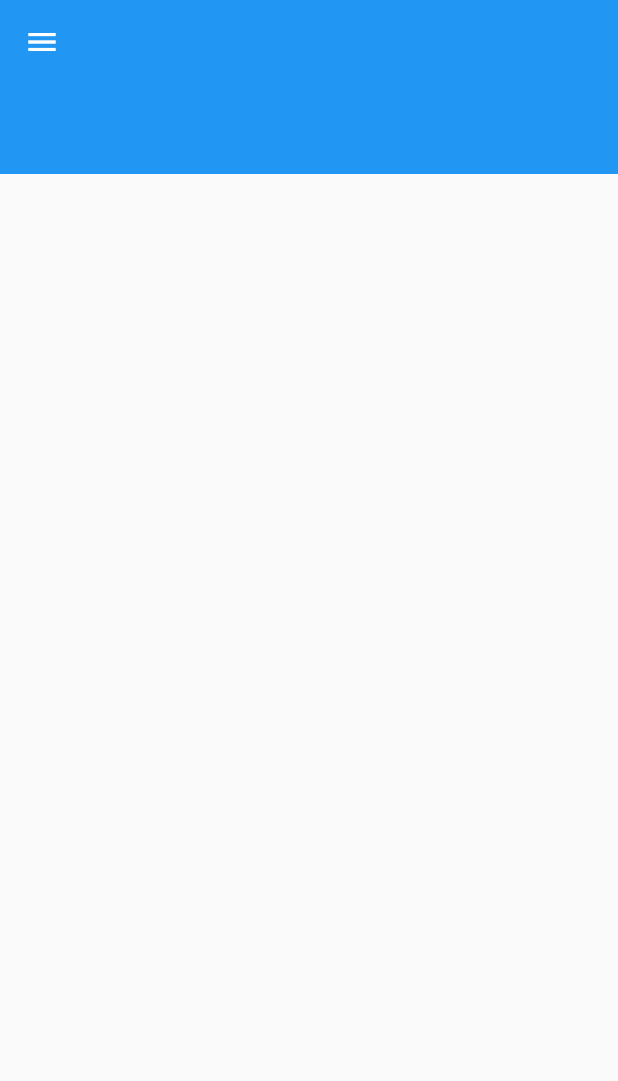
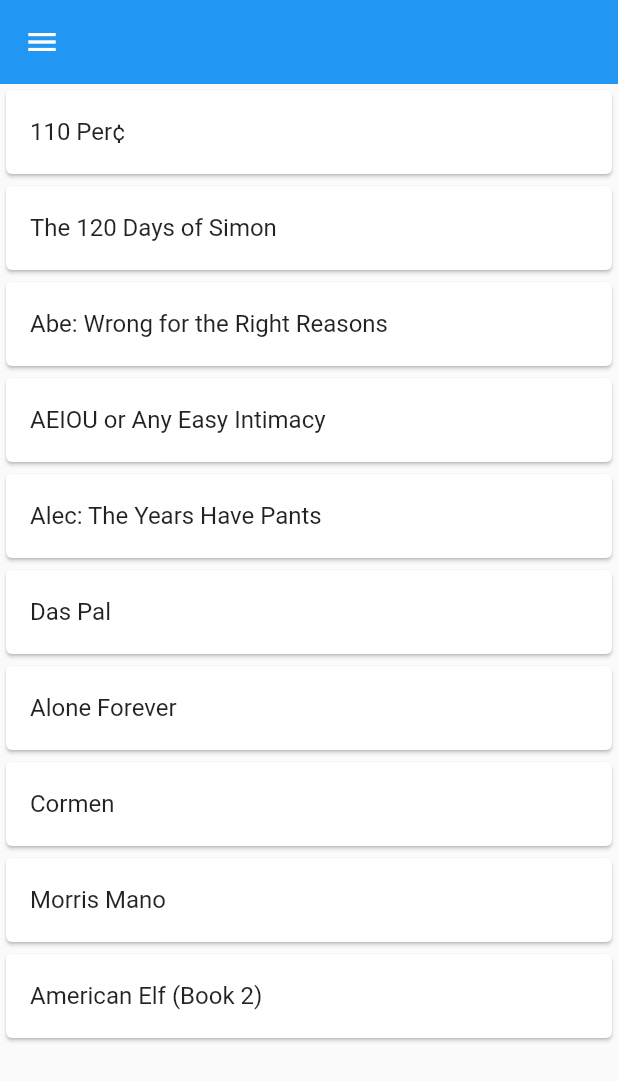
Before and after one commit to biswa1751/Book-Buddy, a Flutter app: the screen it shows after launch, on a phone screen of 412 x 824 dp. Shown: the top 1081 px of the screen. Run offline on Flutter 3.47's test engine with Material 2 defaults, Android fonts, the phone set to English and light mode, and no system bars.

Commit message:
Book show

```diff
--- /dev/null
+++ b/lib/book.dart
@@ -0,0 +1,63 @@
+var data=[
+
+    {
+        "id":1,
+        "Name":"110 Per¢",
+        "Ctegory":"Graphic Novels",
+        "ISBN":"978-1-891830-75-4"
+    },
+    {
+        "id":2,
+        "Name":"The 120 Days of Simon",
+        "Ctegory":"Graphic Novels",
+        "ISBN":" 978-1-60309-050-6"
+    },
+    {
+        "id":3,
+        "Name":"Abe: Wrong for the Right Reasons",
+        "Ctegory":"Graphic Novels",
+        "ISBN":"978-1-891830-22-8 "
+    },
+    {
+        "id":4,
+        "Name":"AEIOU or Any Easy Intimacy",
+        "Ctegory":"Graphic Novels",
+        "ISBN":"978-1-891830-71-6"
+    },
+    {
+        "id":5,
+        "Name":"Alec: The Years Have Pants",
+        "Ctegory":"Graphic Novels",
+        "ISBN":"978-1-60309-025-4"
+    },
+    {
+        "id":6,
+        "Name":"Das Pal",
+        "Ctegory":"Mathematics",
+        "ISBN":"968-1-60109-025-4"
+    },
+    {
+        "id":7,
+        "Name":"Alone Forever",
+        "Ctegory":"Graphic Novels",
+        "ISBN":" 978-1-60309-322-4 "
+    },
+    {
+        "id":8,
+        "Name":"Cormen",
+        "Ctegory":"Computer science",
+        "ISBN":"925-1-40309-312-2"
+    },
+    {
+        "id":9,
+        "Name":"Morris Mano",
+        "Ctegory":"Electronics",
+        "ISBN":"925-1-20309-212-2"
+    },
+    {
+        "id":10,
+        "Name":"American Elf (Book 2)",
+        "Ctegory":"Graphic Novels",
+        "ISBN":"926-5-23309-212-2"
+    }
+];
--- /dev/null
+++ b/lib/detail.dart
@@ -0,0 +1,20 @@
+import 'package:book_buddy/book.dart';
+import 'package:flutter/material.dart';
+
+class Detail extends StatefulWidget {
+ int index;
+  Detail({index});
+  @override
+  _DetailState createState() => _DetailState();
+}
+
+class _DetailState extends State<Detail> {
+  @override
+  Widget build(BuildContext context) {
+    return Scaffold(
+      appBar: AppBar(
+        title: Text(data[widget.index]['Name']),
+      ),
+    );
+  }
+}
--- a/lib/home_page.dart
+++ b/lib/home_page.dart
@@ -1,6 +1,7 @@
+import 'package:book_buddy/book.dart';
+import 'package:book_buddy/detail.dart';
 import 'package:book_buddy/drawer.dart';
 import 'package:flutter/material.dart';
-
 
 class MyHomePage extends StatefulWidget {
   @override
@@ -11,18 +12,20 @@ class _MyHomePageState extends State<MyHomePage> {
   @override
   Widget build(BuildContext context) {
     return Scaffold(
-      appBar: AppBar(
-        elevation: 0,
-      ),
-      drawer: MyDrawer(),
-      body: ListView(
-        children: <Widget>[
-          Container(
-            color: Theme.of(context).primaryColor,
-            height: 60.0,
-          )
-        ],
-      ),
-    );
+        appBar: AppBar(
+          elevation: 0,
+        ),
+        drawer: MyDrawer(),
+        body: ListView.builder(
+            itemBuilder: (context, index) {
+              return Card(child: ListTile(title: Text(data[index]["Name"]),
+              onTap: (){
+                Navigator.push(context,MaterialPageRoute(
+                  builder: (context)=>Detail(index:1)
+                ));
+              },
+              ));
+            },
+            itemCount: data.length));
   }
 }
--- a/pubspec.yaml
+++ b/pubspec.yaml
@@ -38,7 +38,7 @@ flutter:
 
   # To add assets to your application, add an assets section, like this:
   # assets:
-  #  - images/a_dot_burr.jpeg
+  #  - models/book.json
   #  - images/a_dot_ham.jpeg
 
   # An image asset can refer to one or more resolution-specific "variants", see
```
